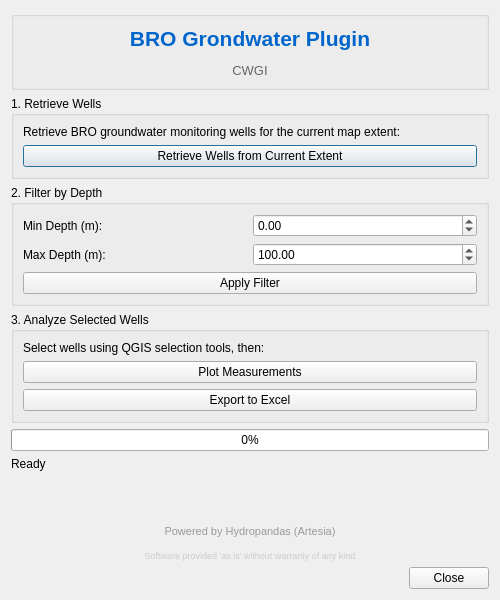
Old version of the form bro_grondwater_plugin/bro_grondwater_plugin_dialog_base.ui in the repository CWG-Ingenieurs/bro-grondwater-plugin.
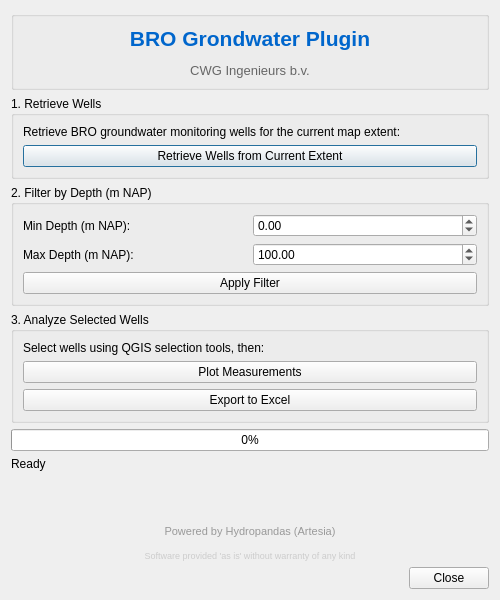
New version of the form.

```diff
--- a/bro_grondwater_plugin/bro_grondwater_plugin_dialog_base.ui
+++ b/bro_grondwater_plugin/bro_grondwater_plugin_dialog_base.ui
@@ -23,7 +23,7 @@
       <item>
        <widget class="QLabel" name="labelLogo">
         <property name="text">
-         <string>&lt;html&gt;&lt;head/&gt;&lt;body&gt;&lt;p align="center"&gt;&lt;span style=" font-size:16pt; font-weight:600; color:#0066cc;"&gt;BRO Grondwater Plugin&lt;/span&gt;&lt;/p&gt;&lt;p align="center"&gt;&lt;span style=" font-size:10pt; color:#666666;"&gt;CWGI&lt;/span&gt;&lt;/p&gt;&lt;/body&gt;&lt;/html&gt;</string>
+         <string>&lt;html&gt;&lt;head/&gt;&lt;body&gt;&lt;p align="center"&gt;&lt;span style=" font-size:16pt; font-weight:600; color:#0066cc;"&gt;BRO Grondwater Plugin&lt;/span&gt;&lt;/p&gt;&lt;p align="center"&gt;&lt;span style=" font-size:10pt; color:#666666;"&gt;CWG Ingenieurs b.v.&lt;/span&gt;&lt;/p&gt;&lt;/body&gt;&lt;/html&gt;</string>
         </property>
         <property name="alignment">
          <set>Qt::AlignCenter</set>
@@ -62,13 +62,13 @@
    <item>
     <widget class="QGroupBox" name="groupBoxFilter">
      <property name="title">
-      <string>2. Filter by Depth</string>
+      <string>2. Filter by Depth (m NAP)</string>
      </property>
      <layout class="QGridLayout" name="gridLayout">
       <item row="0" column="0">
        <widget class="QLabel" name="label_2">
         <property name="text">
-         <string>Min Depth (m):</string>
+         <string>Min Depth (m NAP):</string>
         </property>
        </widget>
       </item>
@@ -88,7 +88,7 @@
       <item row="1" column="0">
        <widget class="QLabel" name="label_3">
         <property name="text">
-         <string>Max Depth (m):</string>
+         <string>Max Depth (m NAP):</string>
         </property>
        </widget>
       </item>
```
